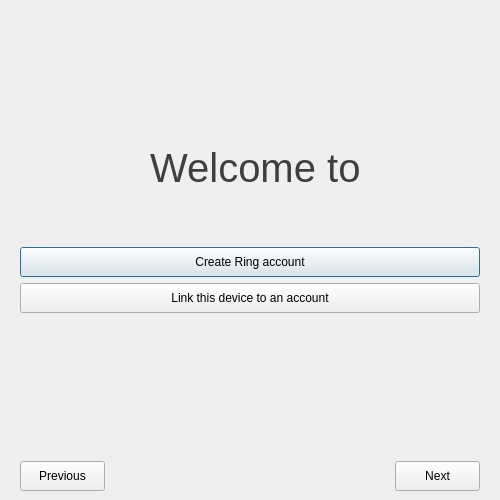
First picture: the form in wizarddialog.ui, repository savoirfairelinux/jami-client-windows, before the edit.
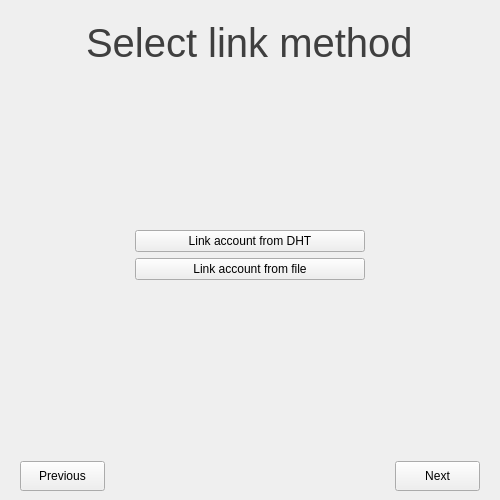
Second picture: the form after the edit. The open tabs and pages were chosen to show the change. Icons and pictures are not drawn. Custom widgets are drawn as their Qt base class.

Commit message:
enable account import
Add the possibility to import an account from a file in the wizard.
By side effect refactorisation of account creation in the win32 client.

```diff
--- a/wizarddialog.ui
+++ b/wizarddialog.ui
@@ -189,6 +189,111 @@
        </item>
       </layout>
      </widget>
+     <widget class="QWidget" name="linkMethodPage">
+      <layout class="QVBoxLayout" name="verticalLayout_7">
+       <item alignment="Qt::AlignHCenter">
+        <widget class="QLabel" name="label_3">
+         <property name="font">
+          <font>
+           <pointsize>30</pointsize>
+          </font>
+         </property>
+         <property name="styleSheet">
+          <string notr="true">color: rgb(63, 63, 63)</string>
+         </property>
+         <property name="text">
+          <string>Select link method</string>
+         </property>
+        </widget>
+       </item>
+       <item>
+        <spacer name="verticalSpacer_14">
+         <property name="orientation">
+          <enum>Qt::Vertical</enum>
+         </property>
+         <property name="sizeHint" stdset="0">
+          <size>
+           <width>20</width>
+           <height>139</height>
+          </size>
+         </property>
+        </spacer>
+       </item>
+       <item>
+        <layout class="QHBoxLayout" name="horizontalLayout" stretch="1,2,1">
+         <property name="topMargin">
+          <number>0</number>
+         </property>
+         <item>
+          <spacer name="horizontalSpacer_4">
+           <property name="orientation">
+            <enum>Qt::Horizontal</enum>
+           </property>
+           <property name="sizeHint" stdset="0">
+            <size>
+             <width>40</width>
+             <height>20</height>
+            </size>
+           </property>
+          </spacer>
+         </item>
+         <item>
+          <layout class="QVBoxLayout" name="verticalLayout_8">
+           <property name="leftMargin">
+            <number>0</number>
+           </property>
+           <item>
+            <widget class="QPushButton" name="dhtImportBtn">
+             <property name="toolTip">
+              <string>Link account to device from the network</string>
+             </property>
+             <property name="text">
+              <string>Link account from DHT</string>
+             </property>
+            </widget>
+           </item>
+           <item>
+            <widget class="QPushButton" name="fileImportBtn">
+             <property name="toolTip">
+              <string>Link from exported account archive file</string>
+             </property>
+             <property name="text">
+              <string>Link account from file</string>
+             </property>
+            </widget>
+           </item>
+          </layout>
+         </item>
+         <item>
+          <spacer name="horizontalSpacer_3">
+           <property name="orientation">
+            <enum>Qt::Horizontal</enum>
+           </property>
+           <property name="sizeHint" stdset="0">
+            <size>
+             <width>40</width>
+             <height>20</height>
+            </size>
+           </property>
+          </spacer>
+         </item>
+        </layout>
+       </item>
+       <item>
+        <spacer name="verticalSpacer_13">
+         <property name="orientation">
+          <enum>Qt::Vertical</enum>
+         </property>
+         <property name="sizeHint" stdset="0">
+          <size>
+           <width>20</width>
+           <height>139</height>
+          </size>
+         </property>
+        </spacer>
+       </item>
+      </layout>
+     </widget>
      <widget class="QWidget" name="explanationPage">
       <layout class="QVBoxLayout" name="verticalLayout_6">
        <item alignment="Qt::AlignHCenter">
@@ -835,6 +940,11 @@
    <header>photoboothwidget.h</header>
    <container>1</container>
   </customwidget>
+  <customwidget>
+   <class>RingButton</class>
+   <extends>QPushButton</extends>
+   <header>ringbutton.h</header>
+  </customwidget>
  </customwidgets>
  <resources>
   <include location="ressources.qrc"/>
```
Left out of the diff: 100 changed lines with no effect on the pictures. The commit also changes 6 other files.
